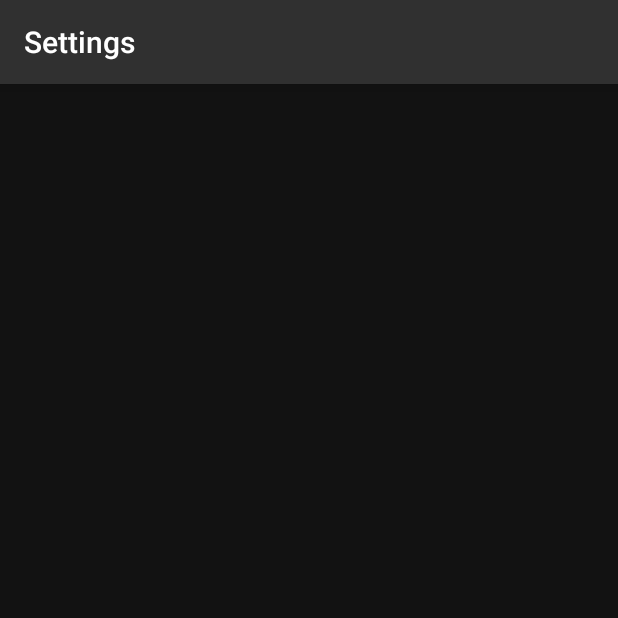
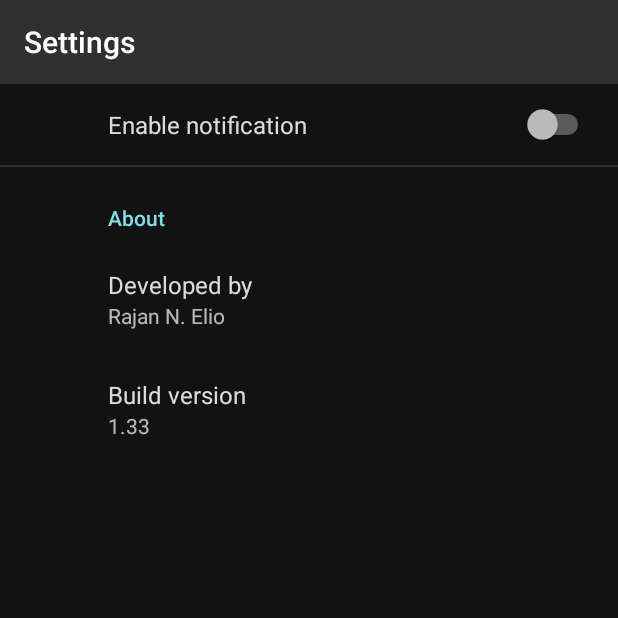
Before and after one commit to r-elio/CS0011-Final-Project, an Android app: the SettingsActivity screen opened directly, with no data from a screen before it, on a phone screen of 412 x 824 dp, the top half of it. Run offline under Robolectric (Android 15) with nearby library versions, the phone set to English and light mode, and no system bars; our stand-ins replace androidx.preference.

Commit message:
settings and about feature implemented

```diff
--- a/app/build.gradle
+++ b/app/build.gradle
@@ -28,4 +28,5 @@ dependencies {
     androidTestImplementation 'androidx.test.ext:junit:1.1.1'
     androidTestImplementation 'androidx.test.espresso:espresso-core:3.2.0'
     implementation 'com.google.android.material:material:1.1.0'
+    implementation "androidx.preference:preference:1.1.0"
 }
--- a/app/src/main/java/android/application/meta/HomeActivity.java
+++ b/app/src/main/java/android/application/meta/HomeActivity.java
@@ -7,12 +7,13 @@ import androidx.appcompat.widget.Toolbar;
 import androidx.fragment.app.Fragment;
 import androidx.fragment.app.FragmentManager;
 import androidx.fragment.app.FragmentPagerAdapter;
+import androidx.preference.PreferenceManager;
 import androidx.viewpager.widget.ViewPager;
 import android.app.DatePickerDialog;
-import android.app.PendingIntent;
 import android.app.TimePickerDialog;
 import android.content.DialogInterface;
 import android.content.Intent;
+import android.content.SharedPreferences;
 import android.database.Cursor;
 import android.database.sqlite.SQLiteDatabase;
 import android.database.sqlite.SQLiteException;
@@ -198,7 +199,14 @@ public class HomeActivity extends AppCompatActivity implements
                 .setPositiveButton(R.string.yes, new DialogInterface.OnClickListener() {
                     @Override
                     public void onClick(DialogInterface dialog, int which) {
-                        exitApplication();
+
+                        saveRecentLogin();
+
+                        SharedPreferences sharedPreferences = PreferenceManager.getDefaultSharedPreferences(HomeActivity.this);
+                        boolean isNotificationOn = sharedPreferences.getBoolean(getResources().getString(R.string.notif_pref),false);
+                        if (isNotificationOn) notifyOngoingActivities();
+
+                        finish();
                     }
                 })
                 .setNegativeButton(R.string.no, new DialogInterface.OnClickListener() {
@@ -211,15 +219,18 @@ public class HomeActivity extends AppCompatActivity implements
                 .show();
     }
 
-    private void exitApplication(){
+    private void saveRecentLogin(){
         Cursor cursor = db.query("ACCOUNT", new String[]{DatabaseHelper.ACCOUNT_TABLE[1],
                         DatabaseHelper.ACCOUNT_TABLE[2]}, DatabaseHelper.ACCOUNT_TABLE[0] + " = ?",
                 new String[]{id},null,null,null);
 
         cursor.moveToFirst();
         DatabaseHelper.recentLogin(db,cursor.getString(0),cursor.getString(1));
+        cursor.close();
+    }
 
-        cursor = db.rawQuery("SELECT NAME FROM ACTIVITY WHERE ACCOUNTID = ? AND _ID IN (" +
+    private void notifyOngoingActivities(){
+        Cursor cursor = db.rawQuery("SELECT NAME FROM ACTIVITY WHERE ACCOUNTID = ? AND _ID IN (" +
                 "SELECT DISTINCT ACTIVITYID FROM ITEM WHERE ENDDATETIME IS NULL)", new String[]{id});
 
         if (cursor.moveToFirst()){
@@ -234,8 +245,6 @@ public class HomeActivity extends AppCompatActivity implements
             startService(intent);
         }
         cursor.close();
-
-        finish();
     }
 
     @Override
--- a/app/src/main/java/android/application/meta/SettingsActivity.java
+++ b/app/src/main/java/android/application/meta/SettingsActivity.java
@@ -2,6 +2,7 @@ package android.application.meta;
 
 import androidx.appcompat.app.AppCompatActivity;
 import androidx.appcompat.widget.Toolbar;
+
 import android.os.Bundle;
 
 public class SettingsActivity extends AppCompatActivity {
@@ -13,5 +14,7 @@ public class SettingsActivity extends AppCompatActivity {
 
         Toolbar toolbar = findViewById(R.id.toolbar);
         setSupportActionBar(toolbar);
+
+        getSupportFragmentManager().beginTransaction().replace(R.id.settings_container, new SettingsFragment()).commit();
     }
 }
--- /dev/null
+++ b/app/src/main/java/android/application/meta/SettingsFragment.java
@@ -0,0 +1,12 @@
+package android.application.meta;
+
+import android.os.Bundle;
+
+import androidx.preference.PreferenceFragmentCompat;
+
+public class SettingsFragment extends PreferenceFragmentCompat {
+    @Override
+    public void onCreatePreferences(Bundle savedInstanceState, String rootKey) {
+        setPreferencesFromResource(R.xml.preferences,rootKey);
+    }
+}
--- a/app/src/main/res/layout/activity_settings.xml
+++ b/app/src/main/res/layout/activity_settings.xml
@@ -1,6 +1,7 @@
 <?xml version="1.0" encoding="utf-8"?>
 <androidx.constraintlayout.widget.ConstraintLayout
     xmlns:android="http://schemas.android.com/apk/res/android"
+    xmlns:app="http://schemas.android.com/apk/res-auto"
     xmlns:tools="http://schemas.android.com/tools"
     android:layout_width="match_parent"
     android:layout_height="match_parent"
@@ -10,4 +11,14 @@
         android:id="@+id/toolbar"
         layout="@layout/toolbar_main"/>
 
+    <fragment
+        android:id="@+id/settings_container"
+        android:name="android.application.meta.SettingsFragment"
+        android:layout_width="match_parent"
+        android:layout_height="0dp"
+        app:layout_constraintBottom_toBottomOf="parent"
+        app:layout_constraintEnd_toEndOf="parent"
+        app:layout_constraintStart_toStartOf="parent"
+        app:layout_constraintTop_toBottomOf="@+id/toolbar"/>
+
 </androidx.constraintlayout.widget.ConstraintLayout>
--- a/app/src/main/res/values/strings.xml
+++ b/app/src/main/res/values/strings.xml
@@ -78,4 +78,8 @@
     <string name="answer8">1. Select an activity on the home tab.\n2. Select an item to be deleted.\n3. Press \"YES\" to delete the item or \"NO\" to cancel.</string>
     <string name="question9">How to Logout?</string>
     <string name="answer9">1. Select the options menu.\n2. Press the logout button\n3. Press \"YES\" to logout or \"NO\" to cancel.\n4. The app will redirect you to the login screen.</string>
+    <string name="about">About</string>
+    <string name="developer">Developed by</string>
+    <string name="build_version">Build version</string>
+    <string name="notif_pref">notification</string>
 </resources>
--- /dev/null
+++ b/app/src/main/res/xml/preferences.xml
@@ -0,0 +1,21 @@
+<?xml version="1.0" encoding="utf-8"?>
+<PreferenceScreen
+    xmlns:android="http://schemas.android.com/apk/res/android">
+
+    <SwitchPreference
+        android:key="@string/notif_pref"
+        android:title="Enable notification" />
+
+    <PreferenceCategory
+        android:key="about"
+        android:title="@string/about">
+
+        <Preference
+            android:title="@string/developer"
+            android:summary="Rajan N. Elio"/>
+        <Preference
+            android:title="@string/build_version"
+            android:summary="1.33"/>
+
+    </PreferenceCategory>
+</PreferenceScreen>
```
